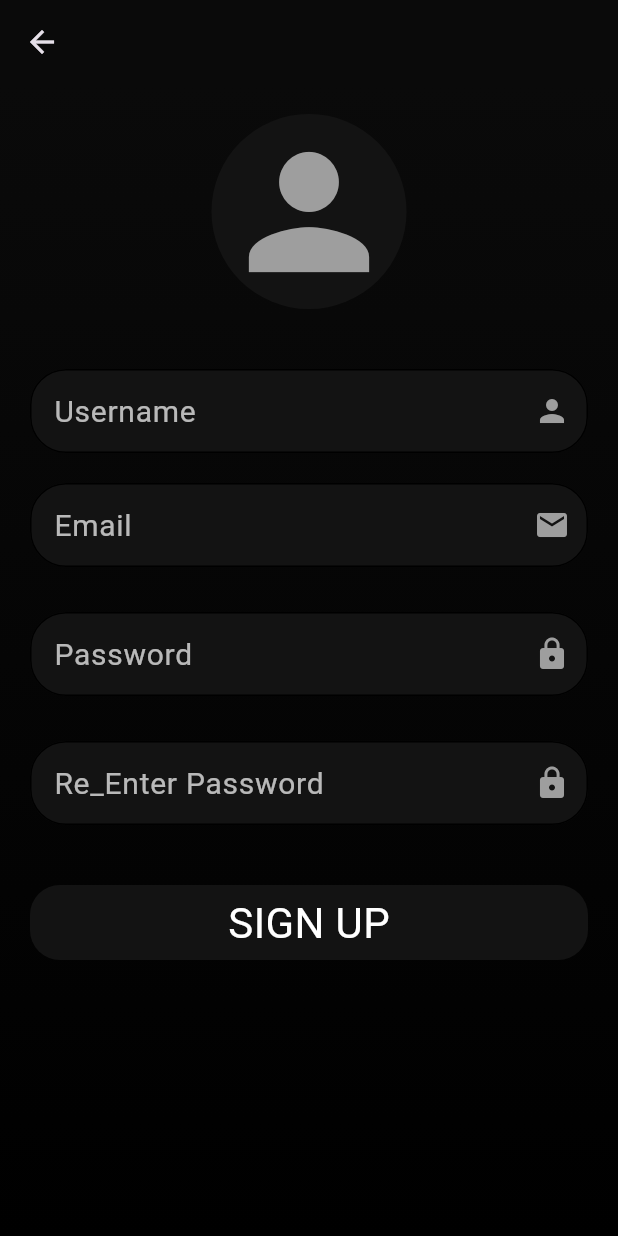
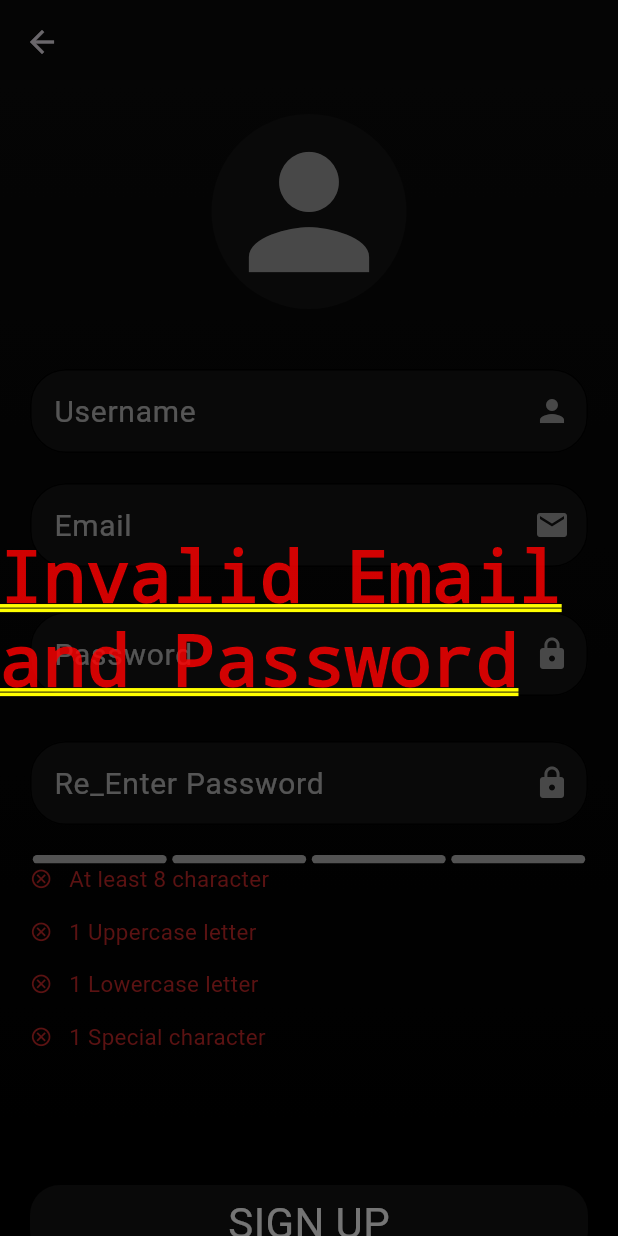
Before and after one commit to MohannadMadi/e-commerce-app, a Flutter app: the SignUpPage screen opened directly, after a tap on "SIGN UP", on a phone screen of 412 x 824 dp. Run offline on Flutter 3.47's test engine with Material 3 defaults, Android fonts, the phone set to English and light mode, and no system bars; drawn by our look-alikes of flutter_pw_validator; our stand-ins replace email_validator, firebase_auth, firebase_core, flutter_rating_bar; accounts and stored records are empty.

Commit message:
added email-password validation to signUp

```diff
--- a/lib/custom_widgets/custom_drawer.dart
+++ b/lib/custom_widgets/custom_drawer.dart
@@ -1,10 +1,8 @@
 // ignore_for_file: public_member_api_docs, sort_constructors_first
-import 'dart:convert';
 
 import 'package:course/screens/home_screen.dart';
 import 'package:flutter/material.dart';
 import 'package:flutter/src/widgets/framework.dart';
-import 'package:flutter/src/widgets/placeholder.dart';
 
 import 'package:course/model/user.dart';
 
--- a/lib/custom_widgets/custom_tile.dart
+++ b/lib/custom_widgets/custom_tile.dart
@@ -1,7 +1,6 @@
 // ignore_for_file: public_member_api_docs, sort_constructors_first
 import 'package:flutter/material.dart';
 import 'package:flutter/src/widgets/framework.dart';
-import 'package:flutter/src/widgets/placeholder.dart';
 
 class CustomListTile extends StatefulWidget {
   String text;
--- a/lib/main.dart
+++ b/lib/main.dart
@@ -1,5 +1,6 @@
 import 'package:course/firebase_options.dart';
 import 'package:course/screens/sign_in.dart';
+import 'package:course/screens/sign_up.dart';
 import 'package:firebase_core/firebase_core.dart';
 import 'package:flutter/material.dart';
 import 'custom_widgets/item_card_widget.dart';
@@ -32,7 +33,7 @@ class _MyAppState extends State<MyApp> {
       debugShowCheckedModeBanner: false,
       theme: ThemeData.dark(),
       home: Scaffold(
-        body: SignInPage(),
+        body: SignUpPage(),
       ),
     );
   }
--- a/lib/screens/sign_in.dart
+++ b/lib/screens/sign_in.dart
@@ -3,7 +3,6 @@ import 'package:course/screens/home_screen.dart';
 import 'package:course/screens/sign_up.dart';
 import 'package:flutter/material.dart';
 import 'package:flutter/src/widgets/framework.dart';
-import 'package:flutter/src/widgets/placeholder.dart';
 
 class SignInPage extends StatefulWidget {
   const SignInPage({super.key});
--- a/lib/screens/sign_up.dart
+++ b/lib/screens/sign_up.dart
@@ -1,6 +1,8 @@
 import 'package:course/services/firebase_auth_services.dart';
 import 'package:flutter/material.dart';
-import 'package:flutter/src/widgets/framework.dart';
+import 'package:email_validator/email_validator.dart';
+import 'package:flutter_pw_validator/Resource/Strings.dart';
+import 'package:flutter_pw_validator/flutter_pw_validator.dart';
 
 class SignUpPage extends StatefulWidget {
   const SignUpPage({super.key});
@@ -11,8 +13,35 @@ class SignUpPage extends StatefulWidget {
 
 class _SignUpPageState extends State<SignUpPage> {
   FirebaseAuthServices _firebaseAuthServices = FirebaseAuthServices();
-  late String email;
-  late String password;
+  String email = '';
+  String reEnteredPassword = '';
+  TextEditingController passwordController = TextEditingController();
+  final _formKey = GlobalKey();
+//--validation--//
+  bool validateEmail(String email) {
+    return EmailValidator.validate(email);
+  }
+
+  bool validPassword = false;
+
+  signUp(String email, bool validPassword) {
+    validateEmail(email) && validPassword
+        ? _firebaseAuthServices.signUp(email, passwordController.text)
+        : showDialog(
+            context: context,
+            builder: (context) {
+              return Container(
+                child: Center(
+                  child: Text(validPassword
+                      ? "Invalid Email"
+                      : validateEmail(email)
+                          ? "Invalid Password"
+                          : "Invalid Email and Password"),
+                ),
+              );
+            });
+  }
+
   @override
   Widget build(BuildContext context) {
     return Scaffold(
@@ -74,6 +103,9 @@ class _SignUpPageState extends State<SignUpPage> {
             SizedBox(
               height: 20,
             ),
+            Form(
+              key: _formKey,
+              child: Column(children: [
                 SizedBox(
                   width: MediaQuery.of(context).size.width - 40,
                   child: TextFormField(
@@ -88,7 +120,8 @@ class _SignUpPageState extends State<SignUpPage> {
                     decoration: const InputDecoration(
                       suffixIcon: Icon(Icons.mail),
                       suffixIconColor: Colors.grey,
-                  labelStyle: TextStyle(color: Colors.white70, fontSize: 20),
+                      labelStyle:
+                          TextStyle(color: Colors.white70, fontSize: 20),
                       filled: true,
                       fillColor: Color.fromARGB(255, 19, 19, 19),
                       labelText: 'Email',
@@ -105,17 +138,14 @@ class _SignUpPageState extends State<SignUpPage> {
                 SizedBox(
                   width: MediaQuery.of(context).size.width - 40,
                   child: TextFormField(
-                onChanged: (value) {
-                  setState(() {
-                    password = value;
-                  });
-                },
+                    controller: passwordController,
                     cursorColor: Colors.white,
                     cursorHeight: 25,
                     decoration: const InputDecoration(
                       suffixIcon: Icon(Icons.lock),
                       suffixIconColor: Colors.grey,
-                  labelStyle: TextStyle(color: Colors.white70, fontSize: 20),
+                      labelStyle:
+                          TextStyle(color: Colors.white70, fontSize: 20),
                       filled: true,
                       fillColor: Color.fromARGB(255, 19, 19, 19),
                       labelText: 'Password',
@@ -126,6 +156,8 @@ class _SignUpPageState extends State<SignUpPage> {
                     ),
                   ),
                 ),
+              ]),
+            ),
             const SizedBox(
               height: 30,
             ),
@@ -134,6 +166,11 @@ class _SignUpPageState extends State<SignUpPage> {
               child: TextFormField(
                 cursorColor: Colors.white,
                 cursorHeight: 25,
+                onChanged: (value) {
+                  setState(() {
+                    reEnteredPassword = value;
+                  });
+                },
                 decoration: const InputDecoration(
                   suffixIcon: Icon(Icons.lock),
                   suffixIconColor: Colors.grey,
@@ -149,11 +186,46 @@ class _SignUpPageState extends State<SignUpPage> {
               ),
             ),
             SizedBox(
+              height: 20,
+            ),
+            FlutterPwValidator(
+                defaultColor: Colors.white70,
+                failureColor: Colors.red.shade800,
+                successColor: Colors.green.shade800,
+                width: MediaQuery.of(context).size.width - 40,
+                height: 180,
+                minLength: 8,
+                uppercaseCharCount: 1,
+                lowercaseCharCount: 1,
+                specialCharCount: 1,
+                onSuccess: () {
+                  debugPrint("success");
+                  setState(() {
+                    validPassword = true;
+                  });
+                },
+                onFail: () {
+                  debugPrint("fail");
+                  setState(() {
+                    validPassword = false;
+                  });
+                },
+                controller: passwordController),
+            SizedBox(
               height: 40,
             ),
             InkWell(
                 onTap: () {
-                  _firebaseAuthServices.signUp(email, password);
+                  reEnteredPassword == passwordController.text
+                      ? signUp(email, validPassword)
+                      : showDialog(
+                          context: context,
+                          builder: (context) {
+                            return Container(
+                              child:
+                                  Center(child: Text("Password not matching")),
+                            );
+                          });
                 },
                 child: Container(
                   alignment: Alignment.center,
--- a/pubspec.yaml
+++ b/pubspec.yaml
@@ -40,6 +40,8 @@ dependencies:
   firebase_core: ^2.16.0
   firebase_auth: ^4.10.0
   cloud_firestore: ^4.9.2
+  email_validator: ^2.1.17
+  flutter_pw_validator: ^1.6.0
 
 dev_dependencies:
   flutter_test:
```
Also changed, not shown: pubspec.lock. Lines whose indentation alone changed are shown as unchanged.
